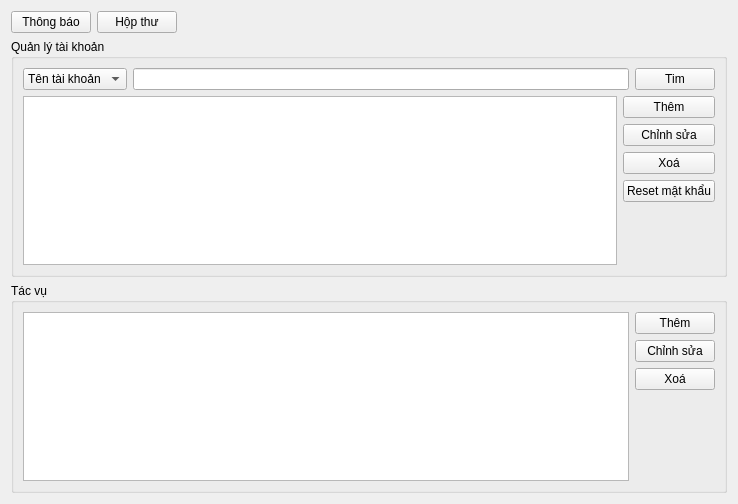
First picture: the form in Qt GUI/LIBPRO/admin.ui, repository quocanh1897/LibraryPro---Qt-app, before the edit.
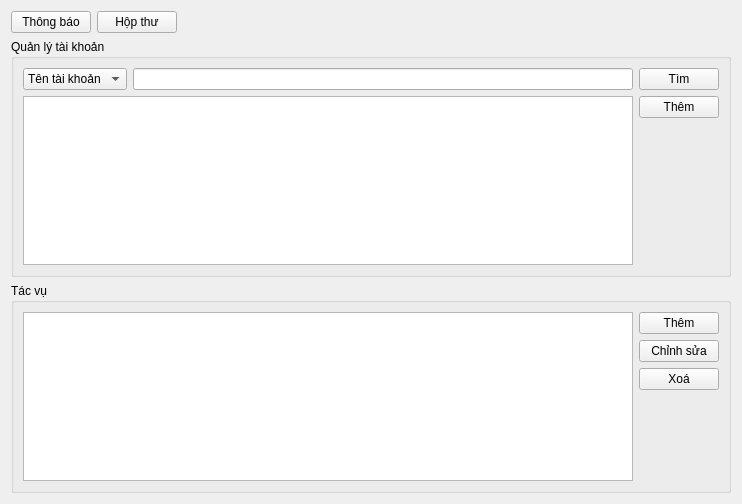
Second picture: the form after the edit.

Diff of the .ui file:
```diff
--- a/Qt GUI/LIBPRO/admin.ui
+++ b/Qt GUI/LIBPRO/admin.ui
@@ -6,7 +6,7 @@
    <rect>
     <x>0</x>
     <y>0</y>
-    <width>738</width>
+    <width>742</width>
     <height>504</height>
    </rect>
   </property>
@@ -86,7 +86,7 @@
         <item>
          <widget class="QPushButton" name="pushButton_5">
           <property name="text">
-           <string>Tim</string>
+           <string>Tìm</string>
           </property>
          </widget>
         </item>
@@ -108,27 +108,6 @@
               </property>
              </widget>
             </item>
-            <item>
-             <widget class="QPushButton" name="pushButton_6">
-              <property name="text">
-               <string>Chỉnh sửa</string>
-              </property>
-             </widget>
-            </item>
-            <item>
-             <widget class="QPushButton" name="pushButton_9">
-              <property name="text">
-               <string>Xoá</string>
-              </property>
-             </widget>
-            </item>
-            <item>
-             <widget class="QPushButton" name="pushButton_7">
-              <property name="text">
-               <string>Reset mật khẩu</string>
-              </property>
-             </widget>
-            </item>
             <item>
              <spacer name="verticalSpacer_3">
               <property name="orientation">
```
Left out of the diff: 2 changed lines with no effect on the pictures.
